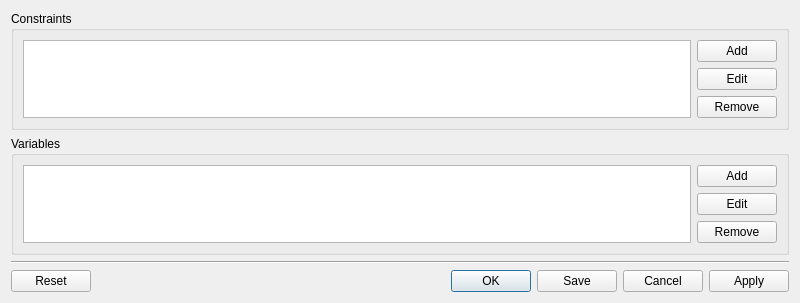
Qt form madqt/widget/match.ui (hibtc/madgui) before a commit.
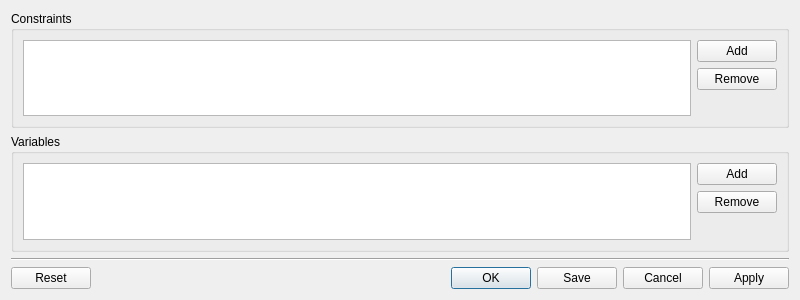
The same form after that commit. Custom widgets are drawn as their Qt base class.

Commit message:
Remove Edit button
Instead, the fields will be editable by just clicking into the fields.

Also, this makes the selection behaviour more natural: rows can now be
unselected.

What changed in the file:
```diff
--- a/madqt/widget/match.ui
+++ b/madqt/widget/match.ui
@@ -34,13 +34,6 @@
             </property>
            </widget>
           </item>
-          <item>
-           <widget class="QPushButton" name="button_edit_constraint">
-            <property name="text">
-             <string>Edit</string>
-            </property>
-           </widget>
-          </item>
           <item alignment="Qt::AlignTop">
            <widget class="QPushButton" name="button_remove_constraint">
             <property name="text">
@@ -89,13 +82,6 @@
           </property>
          </widget>
         </item>
-        <item>
-         <widget class="QPushButton" name="button_edit_variable">
-          <property name="text">
-           <string>Edit</string>
-          </property>
-         </widget>
-        </item>
         <item>
          <widget class="QPushButton" name="button_remove_variable">
           <property name="text">
```
The commit also changes 1 other file.
